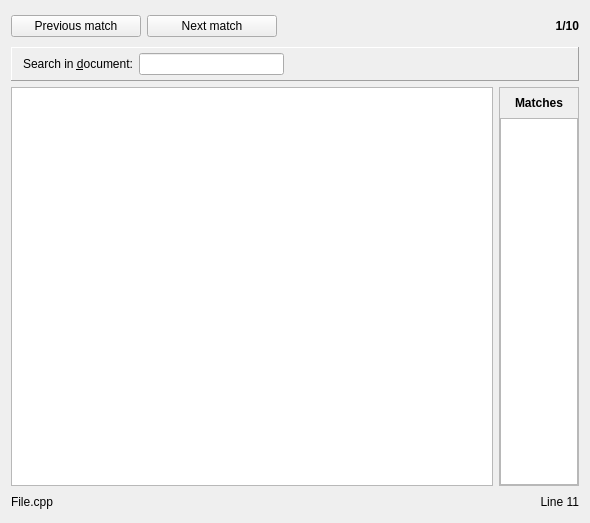
Before: the Qt Designer form SourceViewer.ui in otengler/CodeBeagle, drawn with Qt 5.
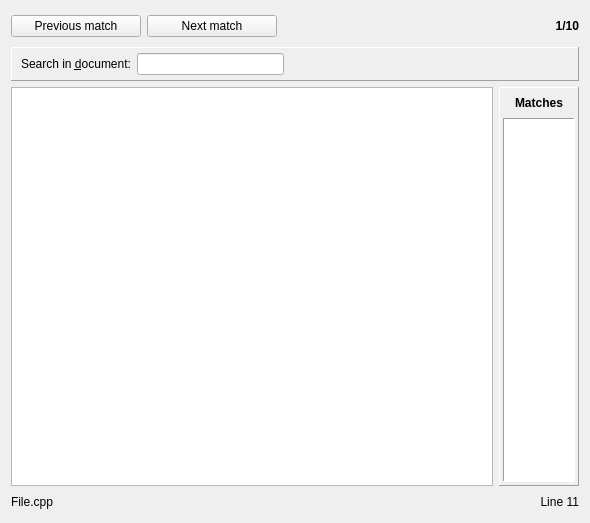
After: the same form once the commit is applied. Icons and pictures are not drawn. Custom widgets are drawn as their Qt base class.

Commit message: Change frame shape of match list

```diff
--- a/SourceViewer.ui
+++ b/SourceViewer.ui
@@ -191,15 +191,9 @@
       <enum>QFrame::Raised</enum>
      </property>
      <layout class="QVBoxLayout" name="verticalLayout">
-      <property name="leftMargin">
-       <number>11</number>
-      </property>
       <property name="topMargin">
        <number>5</number>
       </property>
-      <property name="rightMargin">
-       <number>11</number>
-      </property>
       <property name="bottomMargin">
        <number>5</number>
       </property>
@@ -323,7 +317,7 @@
         </size>
        </property>
        <property name="frameShape">
-        <enum>QFrame::StyledPanel</enum>
+        <enum>QFrame::Panel</enum>
        </property>
        <property name="frameShadow">
         <enum>QFrame::Raised</enum>
@@ -332,9 +326,18 @@
         <property name="spacing">
          <number>0</number>
         </property>
-        <property name="margin">
+        <property name="leftMargin">
+         <number>3</number>
+        </property>
+        <property name="topMargin">
          <number>0</number>
         </property>
+        <property name="rightMargin">
+         <number>3</number>
+        </property>
+        <property name="bottomMargin">
+         <number>3</number>
+        </property>
         <item>
          <widget class="QLabel" name="labelMatches">
           <property name="minimumSize">
@@ -352,7 +355,14 @@
          </widget>
         </item>
         <item>
-         <widget class="QListWidget" name="listMatchesWidget"/>
+         <widget class="QListWidget" name="listMatchesWidget">
+          <property name="frameShape">
+           <enum>QFrame::Panel</enum>
+          </property>
+          <property name="frameShadow">
+           <enum>QFrame::Sunken</enum>
+          </property>
+         </widget>
         </item>
        </layout>
       </widget>
```
